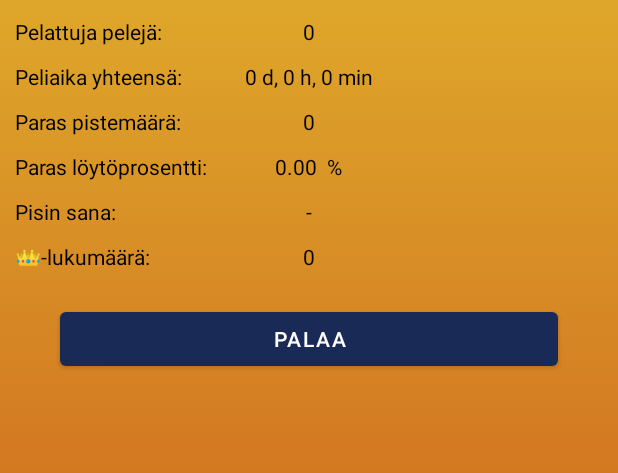
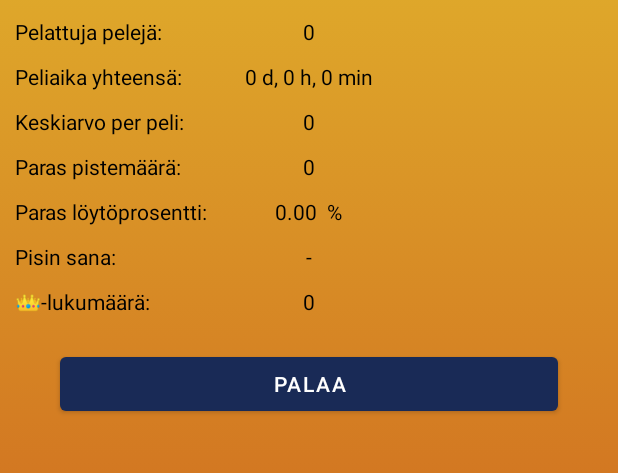
Before and after one commit to Polystyreeni/Janasahti, an Android app: the screen it shows after launch (MenuActivity), after a tap on an icon or button, on a phone screen of 412 x 824 dp, the part 101-574 px from its top. Run offline under Robolectric (Android 15) with nearby library versions, the phone set to English and light mode, and no system bars; our stand-ins replace Firebase (no records; nobody signed in at launch, a user with empty details on screens opened directly), Volley; network calls fail.

Commit message:
Added avg score per game stat

```diff
--- a/Wordgame/app/src/main/java/com/example/wordgame/MenuActivity.java
+++ b/Wordgame/app/src/main/java/com/example/wordgame/MenuActivity.java
@@ -436,6 +436,7 @@ public class MenuActivity extends AppCompatActivity {
         TextView statsScoreTextHeader = popupView.findViewById(R.id.userStatsScoreTotalHeader);
         TextView statsGamesTextHeader = popupView.findViewById(R.id.userStatsGamesPlayedHeader);
         TextView statsTimeTextHeader = popupView.findViewById(R.id.userStatsGameTimeHeader);
+        TextView statsAvgScoreTextHeader = popupView.findViewById(R.id.userStatsAvgScoreHeader);
         TextView statsHighScoreTextHeader = popupView.findViewById(R.id.userStatsHighestScoreHeader);
         TextView statsPercentageTextHeader = popupView.findViewById(R.id.userStatsHighestPercentageHeader);
         TextView statsFirstTextHeader = popupView.findViewById(R.id.userStatsFirstPlacesHeader);
@@ -445,6 +446,7 @@ public class MenuActivity extends AppCompatActivity {
         TextView statsScoreText = popupView.findViewById(R.id.userStatsScoreTotal);
         TextView statsGamesText = popupView.findViewById(R.id.userStatsGamesPlayed);
         TextView statsTimeText = popupView.findViewById(R.id.userStatsGameTime);
+        TextView statsAvgScoreText = popupView.findViewById(R.id.userStatsAvgScore);
         TextView statsHighScoreText = popupView.findViewById(R.id.userStatsHighestScore);
         TextView statsPercentageText = popupView.findViewById(R.id.userStatsHighestPercentage);
         TextView statsFirstText = popupView.findViewById(R.id.userStatsFirstPlaces);
@@ -457,7 +459,7 @@ public class MenuActivity extends AppCompatActivity {
                 statsPercentageText, statsFirstText, statsLongestWordText,
                 statsScoreTextHeader, statsGamesTextHeader, statsHighScoreTextHeader,
                 statsPercentageTextHeader, statsFirstTextHeader, statsLongestWordTextHeader,
-                statsTimeTextHeader, statsTimeText
+                statsTimeTextHeader, statsTimeText, statsAvgScoreTextHeader, statsAvgScoreText
         ));
 
         if(UserSettings.getDarkModeEnabled() > 0) {
@@ -472,6 +474,7 @@ public class MenuActivity extends AppCompatActivity {
         statsGamesText.setText(String.valueOf(UserStatsManager.Instance.getNumberOfGames()));
         statsTimeText.setText(TextUtils.hrMinSecFromLong(UserStatsManager.Instance.getTotalGameTime()));
         statsHighScoreText.setText(String.valueOf(UserStatsManager.Instance.getHighestScore()));
+        statsAvgScoreText.setText(String.valueOf(UserStatsManager.Instance.getAverageScore()));
         statsPercentageText.setText(getResources().getString(R.string.user_stats_percentage,
                 String.format("%.2f", UserStatsManager.Instance.getHighestPercentage() * 100), " %"));
         statsLongestWordText.setText(UserStatsManager.Instance.getLongestWord());
--- a/Wordgame/app/src/main/java/com/example/wordgame/ScoreboardActivity.java
+++ b/Wordgame/app/src/main/java/com/example/wordgame/ScoreboardActivity.java
@@ -280,6 +280,7 @@ public class ScoreboardActivity extends AppCompatActivity {
         if(percentage > highestPercentage)
             UserStatsManager.Instance.setHighestPercentage(percentage);
 
+        UserStatsManager.Instance.setAverageScore();
         UserStatsManager.userStatsSaved = false;
     }
 
--- a/Wordgame/app/src/main/java/com/example/wordgame/UserStats.java
+++ b/Wordgame/app/src/main/java/com/example/wordgame/UserStats.java
@@ -5,6 +5,7 @@ public class UserStats {
     private int numberOfGames;
     private long totalGameTime;
     private int highestScore;
+    private int averageScore;
     private int firstPlaces;
     private float highestPercentage;
     private String longestWord;
@@ -14,6 +15,7 @@ public class UserStats {
         this.numberOfGames = 0;
         this.totalGameTime = 0;
         this.highestScore = 0;
+        this.averageScore = 0;
         this.firstPlaces = 0;
         this.highestPercentage = 0;
         this.longestWord = "-";
@@ -34,6 +36,8 @@ public class UserStats {
     public int getHighestScore() {
         return this.highestScore;
     }
+
+    public int getAverageScore() {return this.averageScore;}
 
     public int getFirstPlaces() {
         return this.firstPlaces;
@@ -60,6 +64,8 @@ public class UserStats {
         this.highestScore = highestScore;
     }
 
+    public void setAverageScore() {this.averageScore = (int)(scoreTotal / numberOfGames);}
+
     public void setFirstPlaces(int firstPlaces) {
         this.firstPlaces = firstPlaces;
     }
--- a/Wordgame/app/src/main/res/layout/user_stats_popup.xml
+++ b/Wordgame/app/src/main/res/layout/user_stats_popup.xml
@@ -91,6 +91,28 @@
         android:orientation="horizontal">
 
         <TextView
+            android:id="@+id/userStatsAvgScoreHeader"
+            android:text="@string/user_stats_avg_score"
+            android:layout_width="0dp"
+            android:layout_height="wrap_content"
+            android:layout_weight="0.5"
+            android:textColor="@color/black" />
+
+        <TextView
+            android:id="@+id/userStatsAvgScore"
+            android:text="100"
+            android:layout_width="wrap_content"
+            android:layout_height="wrap_content"
+            android:layout_weight="0.5"
+            android:textColor="@color/black" />
+    </LinearLayout>
+    <LinearLayout
+        android:layout_width="match_parent"
+        android:layout_height="wrap_content"
+        android:paddingVertical="5dp"
+        android:orientation="horizontal">
+
+        <TextView
             android:id="@+id/userStatsHighestScoreHeader"
             android:text="@string/user_stats_highest_score"
             android:layout_width="0dp"
@@ -128,6 +150,7 @@
             android:layout_weight="0.5"
             android:textColor="@color/black" />
     </LinearLayout>
+
     <LinearLayout
         android:layout_width="match_parent"
         android:layout_height="wrap_content"
--- a/Wordgame/app/src/main/res/values/strings.xml
+++ b/Wordgame/app/src/main/res/values/strings.xml
@@ -31,4 +31,5 @@
     <string name="user_stats_highest_percentage">Paras löytöprosentti:</string>
     <string name="user_stats_longest_word">Pisin sana:</string>
     <string name="user_stats_percentage">%1$s %2$s</string>
+    <string name="user_stats_avg_score">Keskiarvo per peli:</string>
 </resources>
```
Also changed, not shown: Wordgame/app/src/main/java/com/example/wordgame/UserStatsManager.java (+20 -9 lines).
